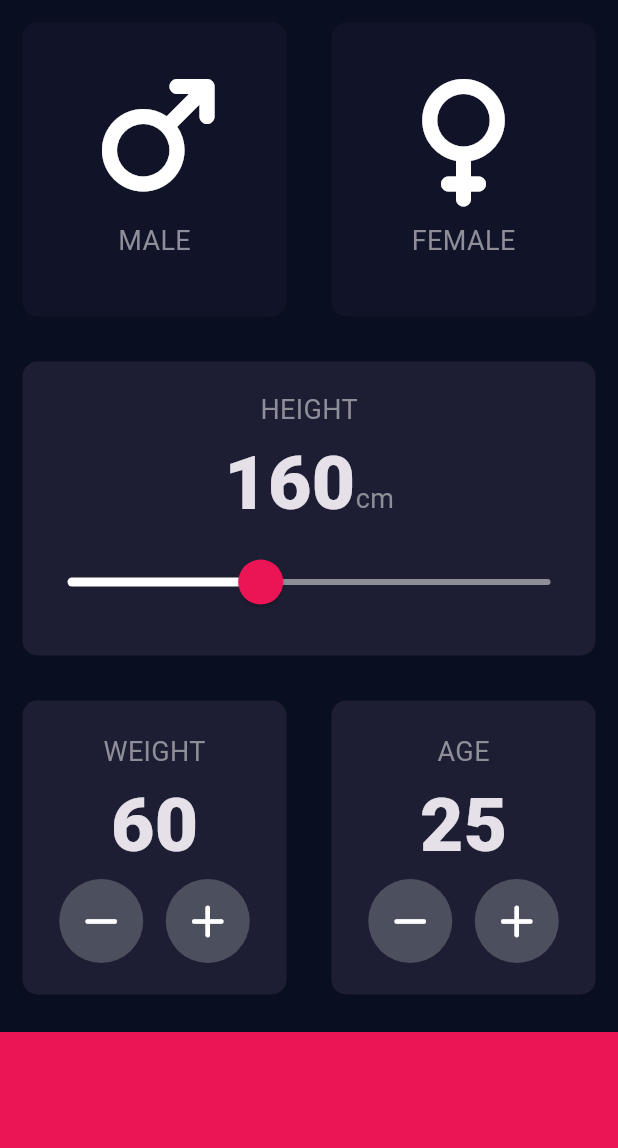
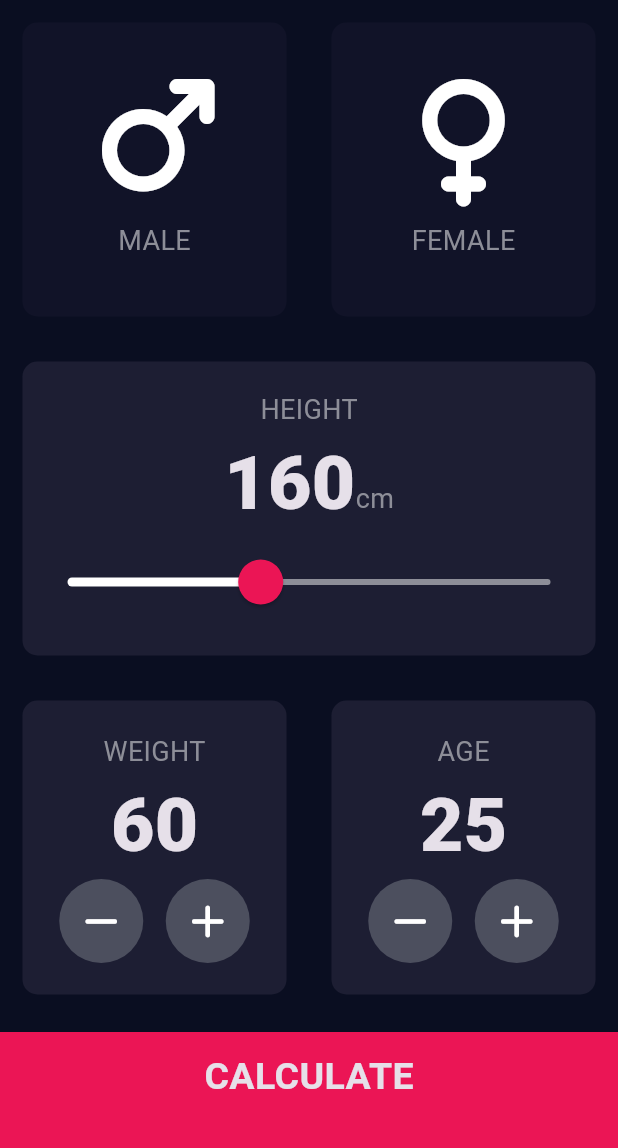
Before and after one commit to v-kolodii/flutter-learning, a Flutter app: the screen it shows after launch, on a phone screen of 412 x 824 dp, the part 84-1232 px from its top. Run offline on Flutter 3.47's test engine with Material 3 defaults, Android fonts, the phone set to English and light mode, and no system bars; our stand-ins replace awesome_dialog, font_awesome_flutter.

Commit message:
bmi_calculator: screens, navigation, result calculator logic

```diff
--- /dev/null
+++ b/bmi_calculator/lib/components/bottom_button.dart
@@ -0,0 +1,29 @@
+import 'package:flutter/material.dart';
+
+import '../constants.dart';
+
+class BottomButton extends StatelessWidget {
+  const BottomButton({
+    required this.onTap,
+    required this.buttonTitle,
+    super.key,
+  });
+
+  final VoidCallback onTap;
+  final String buttonTitle;
+
+  @override
+  Widget build(BuildContext context) {
+    return GestureDetector(
+      onTap: onTap,
+      child: Container(
+        color: kBottomContainerColor,
+        margin: EdgeInsets.only(top: 10.0),
+        width: double.infinity,
+        height: kBottomContainerHeight,
+        padding: EdgeInsets.only(bottom: 20.0),
+        child: Center(child: Text(buttonTitle, style: kLargeButtonTextStyle)),
+      ),
+    );
+  }
+}
--- a/bmi_calculator/lib/icon_content.dart
+++ b/bmi_calculator/lib/components/icon_content.dart
@@ -1,6 +1,6 @@
 import 'package:flutter/material.dart';
 
-import 'constants.dart';
+import '../constants.dart';
 
 class IconContent extends StatelessWidget {
   const IconContent({required this.icon, required this.label, super.key});
--- /dev/null
+++ b/bmi_calculator/lib/components/round_icon_button.dart
@@ -0,0 +1,24 @@
+import 'package:flutter/material.dart';
+
+class RoundIconButton extends StatelessWidget {
+  const RoundIconButton({
+    required this.icon,
+    required this.onPressed,
+    super.key,
+  });
+
+  final IconData icon;
+  final VoidCallback onPressed;
+
+  @override
+  Widget build(BuildContext context) {
+    return RawMaterialButton(
+      elevation: 0.0,
+      constraints: BoxConstraints.tightFor(width: 56.0, height: 56.0),
+      shape: CircleBorder(),
+      fillColor: Color(0xFF4C4F5E),
+      onPressed: onPressed,
+      child: Icon(icon),
+    );
+  }
+}
--- a/bmi_calculator/lib/constants.dart
+++ b/bmi_calculator/lib/constants.dart
@@ -1,7 +1,21 @@
 import 'package:flutter/material.dart';
 
+const kTitle = Text('BMI CALCULATOR');
+
 const kLabelTextStyle = TextStyle(color: kInactiveTextColor, fontSize: 18.0);
-const kHeavyText = TextStyle(fontSize: 50.0, fontWeight: FontWeight.w900);
+const kHeavyTextStyle = TextStyle(fontSize: 50.0, fontWeight: FontWeight.w900);
+const kLargeButtonTextStyle = TextStyle(
+  fontSize: 25.0,
+  fontWeight: FontWeight.bold,
+);
+const kTitleTextStyle = TextStyle(fontSize: 50.0, fontWeight: FontWeight.bold);
+const kBMITextStyle = TextStyle(fontSize: 100.0, fontWeight: FontWeight.bold);
+const kBodyTextStyle = TextStyle(fontSize: 22.0);
+const kResultTextStyle = TextStyle(
+  color: Color(0xFF24D876),
+  fontSize: 22.0,
+  fontWeight: FontWeight.bold,
+);
 
 const kBottomContainerHeight = 80.0;
 const kBottomContainerColor = Color(0xFFEB1555);
--- a/bmi_calculator/lib/main.dart
+++ b/bmi_calculator/lib/main.dart
@@ -1,5 +1,5 @@
 import 'package:flutter/material.dart';
-import 'input_page.dart';
+import 'screens/input_page.dart';
 
 void main() {
   runApp(const BMICalculator());
--- a/bmi_calculator/lib/input_page.dart
+++ b/bmi_calculator/lib/screens/input_page.dart
@@ -1,9 +1,12 @@
+import 'package:bmi_calculator/calculator_brain.dart';
 import 'package:flutter/material.dart';
 import 'package:font_awesome_flutter/font_awesome_flutter.dart';
-
-import 'icon_content.dart';
-import 'reusable_card.dart';
-import 'constants.dart';
+import '../components/bottom_button.dart';
+import '../components/icon_content.dart';
+import '../components/reusable_card.dart';
+import '../constants.dart';
+import 'result_page.dart';
+import '../components/round_icon_button.dart';
 
 enum Gender { male, female }
 
@@ -23,7 +26,7 @@ class _InputPageState extends State<InputPage> {
   @override
   Widget build(BuildContext context) {
     return Scaffold(
-      appBar: AppBar(title: Text('BMI CALCULATOR')),
+      appBar: AppBar(title: kTitle),
       body: Column(
         crossAxisAlignment: CrossAxisAlignment.stretch,
         children: [
@@ -78,7 +81,7 @@ class _InputPageState extends State<InputPage> {
                     crossAxisAlignment: CrossAxisAlignment.baseline,
                     textBaseline: TextBaseline.alphabetic,
                     children: [
-                      Text(height.toString(), style: kHeavyText),
+                      Text(height.toString(), style: kHeavyTextStyle),
                       Text('cm', style: kLabelTextStyle),
                     ],
                   ),
@@ -121,7 +124,7 @@ class _InputPageState extends State<InputPage> {
                       mainAxisAlignment: MainAxisAlignment.center,
                       children: [
                         Text('WEIGHT', style: kLabelTextStyle),
-                        Text(weight.toString(), style: kHeavyText),
+                        Text(weight.toString(), style: kHeavyTextStyle),
                         Row(
                           mainAxisAlignment: MainAxisAlignment.center,
                           children: [
@@ -155,7 +158,7 @@ class _InputPageState extends State<InputPage> {
                       mainAxisAlignment: MainAxisAlignment.center,
                       children: [
                         Text('AGE', style: kLabelTextStyle),
-                        Text(age.toString(), style: kHeavyText),
+                        Text(age.toString(), style: kHeavyTextStyle),
                         Row(
                           mainAxisAlignment: MainAxisAlignment.center,
                           children: [
@@ -187,37 +190,28 @@ class _InputPageState extends State<InputPage> {
             ),
           ),
           // FloatingActionButton(onPressed: onPressed, child: child)
-          Container(
-            color: kBottomContainerColor,
-            margin: EdgeInsets.only(top: 10.0),
-            width: double.infinity,
-            height: kBottomContainerHeight,
+          BottomButton(
+            buttonTitle: 'CALCULATE',
+            onTap: () {
+              CalculatorBrain calc = CalculatorBrain(
+                height: height,
+                weight: weight,
+              );
+
+              Navigator.push(
+                context,
+                MaterialPageRoute(
+                  builder: (context) => ResultPage(
+                    bmiResult: calc.calculateBMI(),
+                    bmiResultText: calc.getResult(),
+                    bmiResultInterpretation: calc.getInterpretation(),
+                  ),
+                ),
+              );
+            },
           ),
         ],
       ),
     );
   }
 }
-
-class RoundIconButton extends StatelessWidget {
-  const RoundIconButton({
-    required this.icon,
-    required this.onPressed,
-    super.key,
-  });
-
-  final IconData icon;
-  final VoidCallback onPressed;
-
-  @override
-  Widget build(BuildContext context) {
-    return RawMaterialButton(
-      elevation: 0.0,
-      constraints: BoxConstraints.tightFor(width: 56.0, height: 56.0),
-      shape: CircleBorder(),
-      fillColor: Color(0xFF4C4F5E),
-      onPressed: onPressed,
-      child: Icon(icon),
-    );
-  }
-}
```
Also changed, not shown: bmi_calculator/lib/calculator_brain.dart (added, +35 -0 lines), bmi_calculator/lib/screens/result_page.dart (added, +66 -0 lines), bmi_calculator/lib/components/reusable_card.dart (renamed from bmi_calculator/lib/reusable_card.dart).
